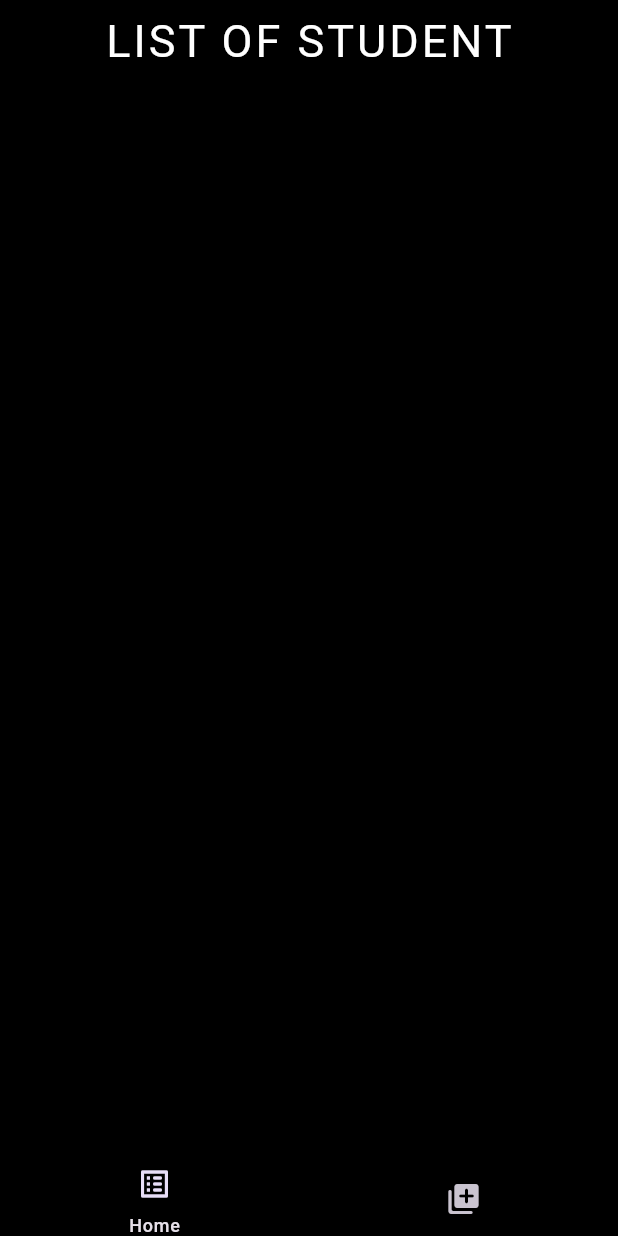
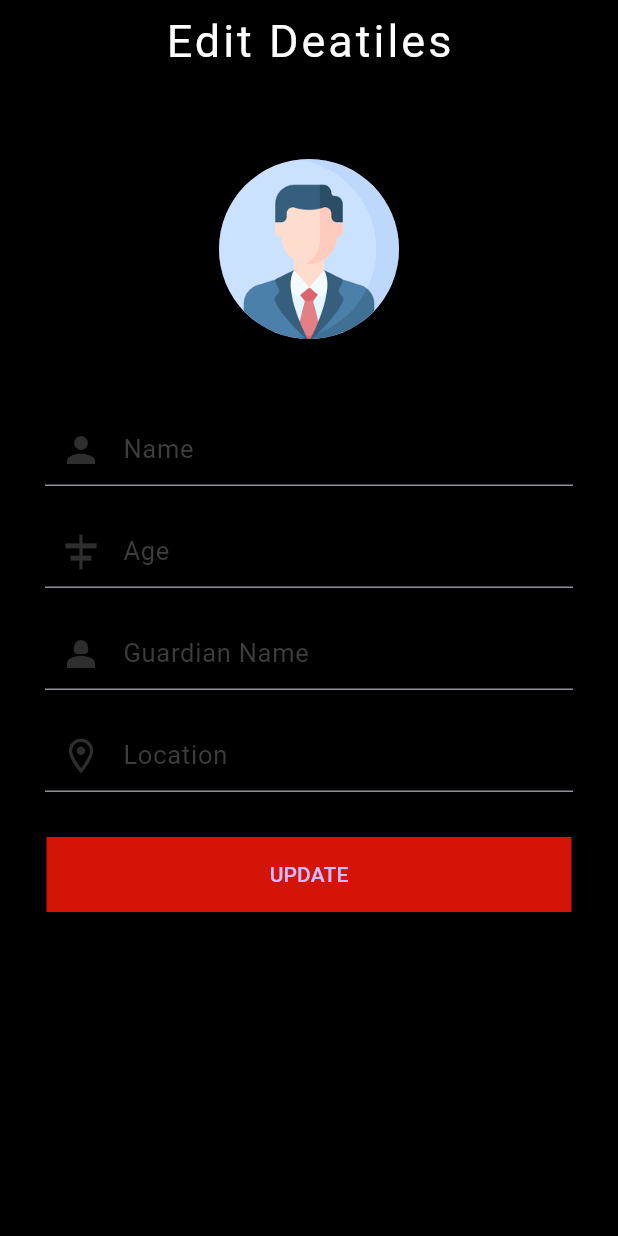
Before and after one commit to SahadMPP/StudentManagementApp, a Flutter app: the screen it shows after launch, on a phone screen of 412 x 824 dp. Run offline on Flutter 3.47's test engine with Material 3 defaults, Android fonts, the phone set to English and light mode, and no system bars; our stand-ins replace get, google_fonts, hive, hive_flutter, image_picker; accounts and stored records are empty.

Commit message:
done update ui

```diff
--- a/lib/main.dart
+++ b/lib/main.dart
@@ -1,6 +1,6 @@
 import 'package:flutter/material.dart';
 import 'package:flutter_application_2/model/model_student.dart';
-import 'package:flutter_application_2/screens/spalsh_screen.dart';
+import 'package:flutter_application_2/screens/update_stu.dart';
 import 'package:flutter_application_2/student_provider.dart/add_update.dart';
 import 'package:flutter_application_2/student_provider.dart/list_note.dart';
 import 'package:get/get.dart';
@@ -28,7 +28,7 @@ class MyApp extends StatelessWidget {
       child: GetMaterialApp(
         debugShowCheckedModeBanner: false,
         theme: ThemeData.dark(),
-        home: const SpashScreen(),
+        home: const UpdateScreen(),
       ),
     );
   }
--- a/lib/screens/list_of_student.dart
+++ b/lib/screens/list_of_student.dart
@@ -1,5 +1,4 @@
 import 'dart:convert';
-
 import 'package:flutter/material.dart';
 import 'package:flutter_application_2/db/function.dart';
 import 'package:flutter_application_2/model/model_student.dart';
--- /dev/null
+++ b/lib/screens/update_stu.dart
@@ -0,0 +1,67 @@
+import 'package:flutter/material.dart';
+import 'package:flutter_application_2/widgets/appbar_title.dart';
+import 'package:flutter_application_2/widgets/textfiled.dart';
+
+class UpdateScreen extends StatelessWidget {
+  const UpdateScreen({super.key});
+
+  @override
+  Widget build(BuildContext context) {
+    return Scaffold(
+      appBar: appBar('Edit Deatiles'),
+      backgroundColor: Colors.black,
+      body: SingleChildScrollView(
+        physics: const BouncingScrollPhysics(),
+        child: Column(
+          children: [
+            const SizedBox(height: 50),
+            const Center(
+              child: CircleAvatar(
+                  radius: 60,
+                  backgroundImage: AssetImage('asset/filepicker.png')),
+            ),
+            const SizedBox(height: 50),
+            const TextFiledStu(
+              hintText: 'Name',
+              validatorText: 'Please enter name',
+              prifixIcons: Icons.person,
+            ),
+            const SizedBox(height: 20),
+            const TextFiledStu(
+              hintText: 'Age',
+              validatorText: 'Please enter age',
+              prifixIcons: Icons.align_horizontal_center_outlined,
+            ),
+            const SizedBox(height: 20),
+            const TextFiledStu(
+              hintText: 'Guardian Name',
+              validatorText: 'Please enter guardian name',
+              prifixIcons: Icons.person_2,
+            ),
+            const SizedBox(height: 20),
+            const TextFiledStu(
+              hintText: 'Location',
+              prifixIcons: Icons.location_on_outlined,
+              validatorText: 'Please enter location',
+            ),
+            const SizedBox(height: 30),
+            SizedBox(
+              width: 350,
+              height: 50,
+              child: ElevatedButton(
+                onPressed: () {},
+                style: const ButtonStyle(
+                  shape: MaterialStatePropertyAll(BeveledRectangleBorder()),
+                  backgroundColor: MaterialStatePropertyAll(
+                    Color.fromARGB(255, 211, 20, 7),
+                  ),
+                ),
+                child: const Text('UPDATE'),
+              ),
+            ),
+          ],
+        ),
+      ),
+    );
+  }
+}
--- a/lib/widgets/bottom_navigator_home.dart
+++ b/lib/widgets/bottom_navigator_home.dart
@@ -13,7 +13,7 @@ class _NavigatorHomeState extends State<NavigatorHome> {
   int selectedIndex = 0;
   List<Widget> pages = [
     const AddtoList(),
-    const AddStudent(checkEdit: false, index: 1000),
+    const AddStudent(index: 1000),
   ];
   @override
   Widget build(BuildContext context) {
--- a/lib/widgets/textfiled.dart
+++ b/lib/widgets/textfiled.dart
@@ -2,14 +2,14 @@ import 'package:flutter/material.dart';
 
 class TextFiledStu extends StatelessWidget {
   final String hintText;
-  final TextEditingController controller;
+  final TextEditingController? controller;
   final String validatorText;
   final IconData prifixIcons;
 
   const TextFiledStu({
     super.key,
     required this.hintText,
-    required this.controller,
+    this.controller,
     required this.validatorText,
     required this.prifixIcons,
   });
```
Also changed, not shown: lib/screens/student_adding.dart (+32 -37 lines), lib/screens/student_deatiles.dart (+2 -7 lines).
